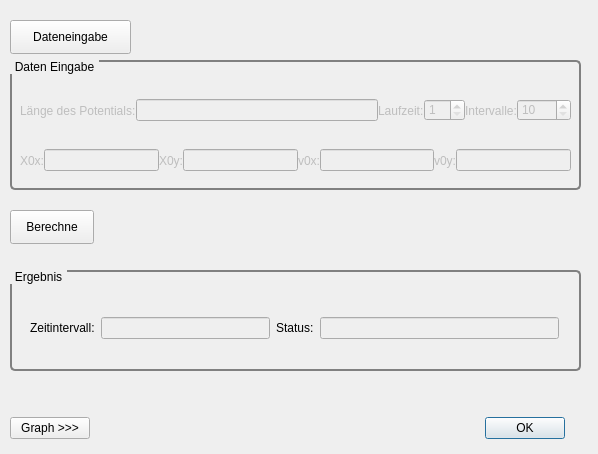
The window that dialog1_dim_Box.ui (kl-henry/Physik) describes before a commit, drawn with Qt 5.
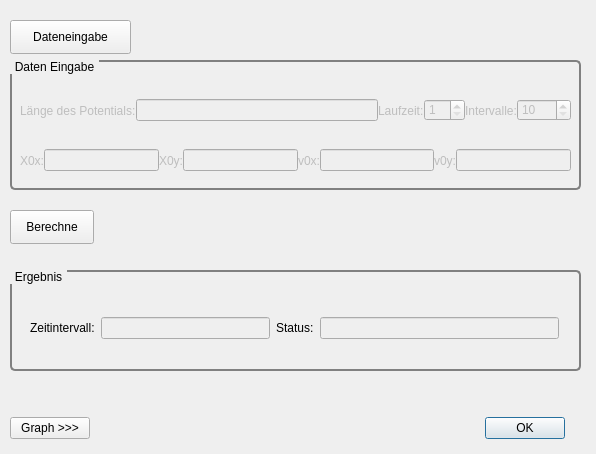
The same window after the commit.

What changed in the file:
```diff
--- a/dialog1_dim_Box.ui
+++ b/dialog1_dim_Box.ui
@@ -6,7 +6,7 @@
    <rect>
     <x>0</x>
     <y>0</y>
-    <width>598</width>
+    <width>596</width>
     <height>454</height>
    </rect>
   </property>
```
Left out of the diff: 10 changed lines with no effect on the pictures.
